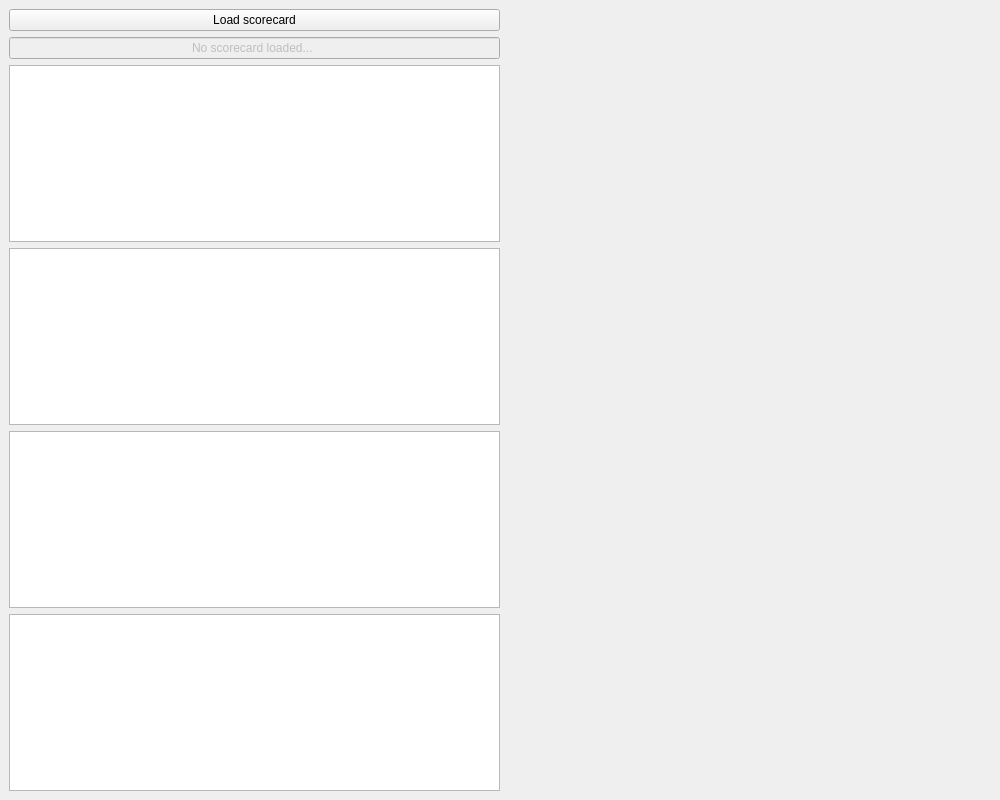
Qt form res/ui/udisc-analyzer.ui (mothypython/udisc-analyzer) before a commit.
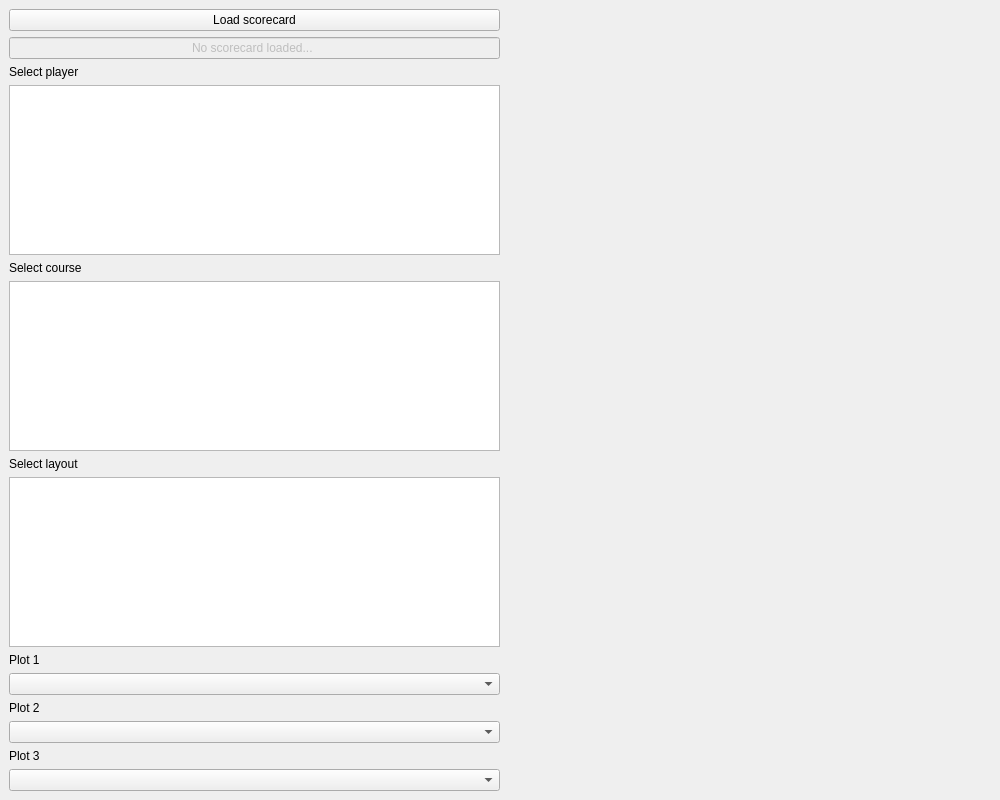
The same form after that commit.

Commit message: Plot lists added

Patch:
```diff
--- a/res/ui/udisc-analyzer.ui
+++ b/res/ui/udisc-analyzer.ui
@@ -90,7 +90,7 @@
       </property>
      </widget>
     </item>
-    <item row="2" column="0" colspan="2">
+    <item row="3" column="0" colspan="2">
      <layout class="QHBoxLayout" name="horizontalLayout_2">
       <item>
        <layout class="QVBoxLayout" name="verticalLayout">
@@ -104,6 +104,13 @@
           </property>
          </widget>
         </item>
+        <item>
+         <widget class="QLabel" name="label_2">
+          <property name="text">
+           <string>Select course</string>
+          </property>
+         </widget>
+        </item>
         <item>
          <widget class="QListWidget" name="list_courses">
           <property name="minimumSize">
@@ -114,6 +121,13 @@
           </property>
          </widget>
         </item>
+        <item>
+         <widget class="QLabel" name="label_3">
+          <property name="text">
+           <string>Select layout</string>
+          </property>
+         </widget>
+        </item>
         <item>
          <widget class="QListWidget" name="list_layouts">
           <property name="minimumSize">
@@ -125,15 +139,35 @@
          </widget>
         </item>
         <item>
-         <widget class="QListWidget" name="list_plots">
-          <property name="minimumSize">
-           <size>
-            <width>410</width>
-            <height>0</height>
-           </size>
+         <widget class="QLabel" name="label_4">
+          <property name="text">
+           <string>Plot 1</string>
           </property>
          </widget>
         </item>
+        <item>
+         <widget class="QComboBox" name="combobox_plot_a"/>
+        </item>
+        <item>
+         <widget class="QLabel" name="label_5">
+          <property name="text">
+           <string>Plot 2</string>
+          </property>
+         </widget>
+        </item>
+        <item>
+         <widget class="QComboBox" name="combobox_plot_b"/>
+        </item>
+        <item>
+         <widget class="QLabel" name="label_6">
+          <property name="text">
+           <string>Plot 3</string>
+          </property>
+         </widget>
+        </item>
+        <item>
+         <widget class="QComboBox" name="combobox_plot_c"/>
+        </item>
        </layout>
       </item>
       <item>
@@ -188,6 +222,13 @@
       </item>
      </layout>
     </item>
+    <item row="2" column="0">
+     <widget class="QLabel" name="label">
+      <property name="text">
+       <string>Select player</string>
+      </property>
+     </widget>
+    </item>
    </layout>
   </widget>
  </widget>
```
Left out of the diff: 14 changed lines with no effect on the pictures. The commit also changes 2 other files.
